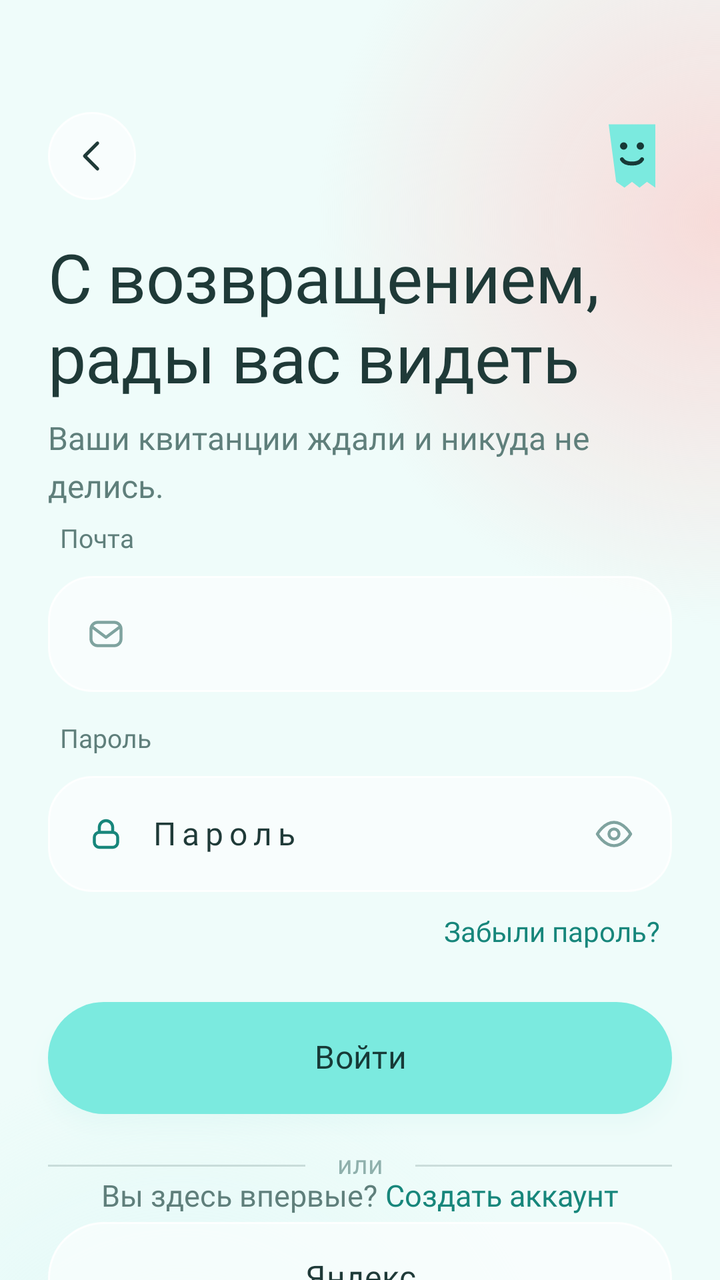
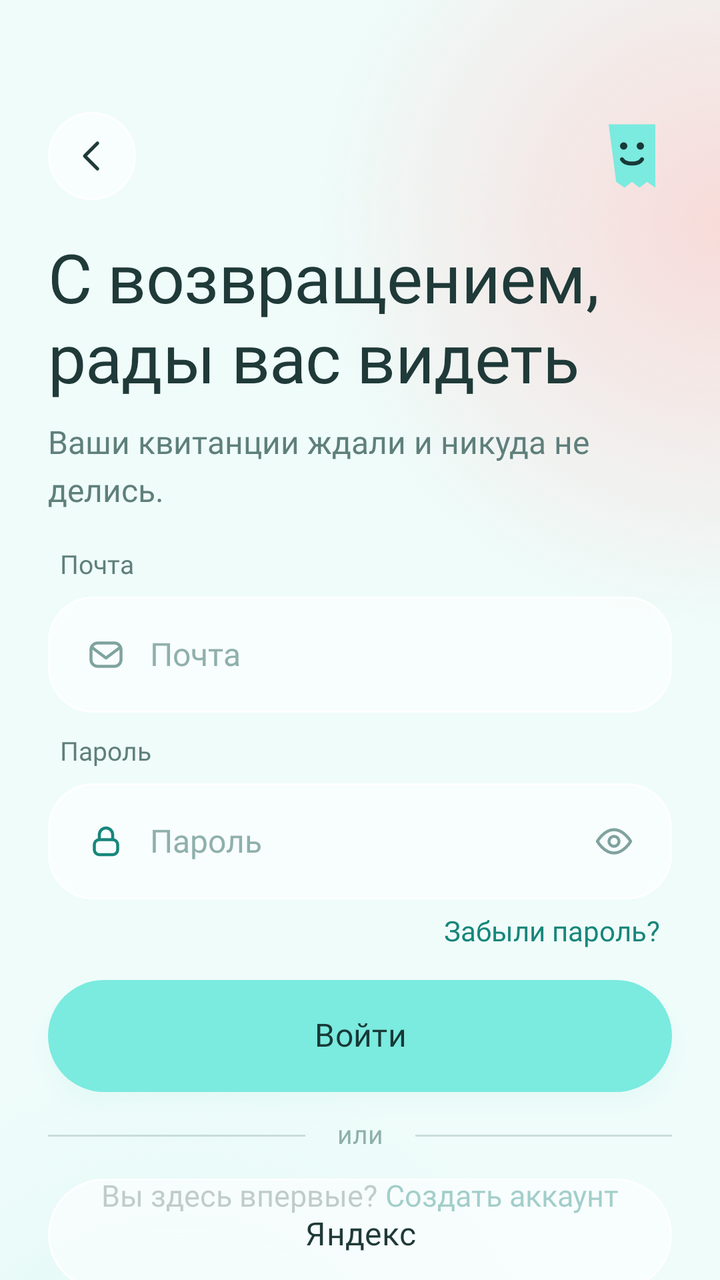

Two renders of the same Android screen: before a commit and after it. Below are the layout's source before the change and the commit's diff.
<!-- AndroidManifest.xml: application theme Theme.MyReceipts -->
<!-- res/layout/activity_login.xml -->
<?xml version="1.0" encoding="utf-8"?>
<androidx.constraintlayout.widget.ConstraintLayout
    xmlns:android="http://schemas.android.com/apk/res/android"
    xmlns:app="http://schemas.android.com/apk/res-auto"
    xmlns:tools="http://schemas.android.com/tools"
    android:id="@+id/root"
    android:layout_width="match_parent"
    android:layout_height="match_parent"
    android:background="@color/mr_bg"
    android:clipChildren="true"
    tools:context=".LoginActivity">

    
    <View
        android:layout_width="420dp"
        android:layout_height="420dp"
        android:layout_marginStart="150dp"
        android:layout_marginTop="-100dp"
        android:background="@drawable/bg_blob_pink"
        app:layout_constraintStart_toStartOf="parent"
        app:layout_constraintTop_toTopOf="parent" />

    <View
        android:layout_width="420dp"
        android:layout_height="420dp"
        android:layout_marginStart="-120dp"
        android:layout_marginTop="520dp"
        android:background="@drawable/bg_blob_mint_soft"
        app:layout_constraintStart_toStartOf="parent"
        app:layout_constraintTop_toTopOf="parent" />

    
    <FrameLayout
        android:id="@+id/btnBack"
        android:layout_width="44dp"
        android:layout_height="44dp"
        android:layout_marginStart="24dp"
        android:layout_marginTop="56dp"
        android:background="@drawable/bg_glass_circle"
        android:clickable="true"
        android:elevation="4dp"
        android:focusable="true"
        android:outlineAmbientShadowColor="@color/mr_glass_shadow"
        android:outlineSpotShadowColor="@color/mr_glass_shadow"
        app:layout_constraintStart_toStartOf="parent"
        app:layout_constraintTop_toTopOf="parent">
        <ImageView
            android:layout_width="22dp"
            android:layout_height="22dp"
            android:layout_gravity="center"
            android:contentDescription="@string/cd_back"
            android:src="@drawable/ic_back" />
    </FrameLayout>

    
    <ImageView
        android:layout_width="40dp"
        android:layout_height="40dp"
        android:layout_marginTop="58dp"
        android:layout_marginEnd="24dp"
        android:contentDescription="@string/cd_logo"
        android:src="@drawable/ic_logo"
        app:layout_constraintEnd_toEndOf="parent"
        app:layout_constraintTop_toTopOf="parent" />

    <TextView
        android:id="@+id/tvTitle"
        style="@style/MR.Text"
        android:layout_width="0dp"
        android:layout_height="wrap_content"
        android:layout_marginStart="24dp"
        android:layout_marginTop="120dp"
        android:layout_marginEnd="24dp"
        android:fontFamily="@font/nunito_extrabold"
        android:letterSpacing="-0.006"
        android:text="@string/login_title"
        android:textColor="@color/mr_text_primary"
        android:textSize="34sp"
        app:lineHeight="40sp"
        app:layout_constraintEnd_toEndOf="parent"
        app:layout_constraintStart_toStartOf="parent"
        app:layout_constraintTop_toTopOf="parent" />

    <TextView
        android:id="@+id/tvSubtitle"
        style="@style/MR.Text"
        android:layout_width="0dp"
        android:layout_height="wrap_content"
        android:layout_marginStart="24dp"
        android:layout_marginTop="210dp"
        android:layout_marginEnd="24dp"
        android:text="@string/login_subtitle"
        android:textColor="@color/mr_text_secondary"
        android:textSize="16sp"
        app:lineHeight="24sp"
        app:layout_constraintEnd_toEndOf="parent"
        app:layout_constraintStart_toStartOf="parent"
        app:layout_constraintTop_toTopOf="parent" />

    <TextView
        android:id="@+id/lblEmail"
        style="@style/MR.Text"
        android:layout_width="wrap_content"
        android:layout_height="wrap_content"
        android:layout_marginStart="30dp"
        android:layout_marginTop="262dp"
        android:fontFamily="@font/nunito_medium"
        android:text="@string/login_label_email"
        android:textColor="@color/mr_text_secondary"
        android:textSize="13sp"
        app:layout_constraintStart_toStartOf="parent"
        app:layout_constraintTop_toTopOf="parent" />

    <androidx.constraintlayout.widget.ConstraintLayout
        android:id="@+id/fieldEmail"
        android:layout_width="0dp"
        android:layout_height="58dp"
        android:layout_marginStart="24dp"
        android:layout_marginTop="288dp"
        android:layout_marginEnd="24dp"
        android:background="@drawable/bg_field"
        android:elevation="4dp"
        android:outlineAmbientShadowColor="@color/mr_glass_shadow"
        android:outlineSpotShadowColor="@color/mr_glass_shadow"
        app:layout_constraintEnd_toEndOf="parent"
        app:layout_constraintStart_toStartOf="parent"
        app:layout_constraintTop_toTopOf="parent">

        <ImageView
            android:id="@+id/fieldEmailIcon"
            android:layout_width="20dp"
            android:layout_height="20dp"
            android:layout_marginStart="19dp"
            android:contentDescription="@string/cd_icon_mail"
            android:src="@drawable/ic_mail_muted"
            app:layout_constraintBottom_toBottomOf="parent"
            app:layout_constraintStart_toStartOf="parent"
            app:layout_constraintTop_toTopOf="parent" />

        <EditText
            android:id="@+id/etEmail"
            style="@style/MR.Text"
            android:layout_width="0dp"
            android:layout_height="wrap_content"
            android:layout_marginStart="12dp"
            android:layout_marginEnd="8dp"
            android:autofillHints="emailAddress"
            android:background="@null"
            android:inputType="textEmailAddress"
            android:maxLines="1"
            android:padding="0dp"
            android:text="@string/login_email_sample"
            android:textColor="@color/mr_text_primary"
            android:textSize="16sp"
            app:layout_constraintBottom_toBottomOf="parent"
            app:layout_constraintEnd_toStartOf="parent"
            app:layout_constraintStart_toEndOf="@id/fieldEmailIcon"
            app:layout_constraintTop_toTopOf="parent" />

    </androidx.constraintlayout.widget.ConstraintLayout>

    <TextView
        android:id="@+id/lblPassword"
        style="@style/MR.Text"
        android:layout_width="wrap_content"
        android:layout_height="wrap_content"
        android:layout_marginStart="30dp"
        android:layout_marginTop="362dp"
        android:fontFamily="@font/nunito_medium"
        android:text="@string/login_label_password"
        android:textColor="@color/mr_text_secondary"
        android:textSize="13sp"
        app:layout_constraintStart_toStartOf="parent"
        app:layout_constraintTop_toTopOf="parent" />

    <androidx.constraintlayout.widget.ConstraintLayout
        android:id="@+id/fieldPassword"
        android:layout_width="0dp"
        android:layout_height="58dp"
        android:layout_marginStart="24dp"
        android:layout_marginTop="388dp"
        android:layout_marginEnd="24dp"
        android:background="@drawable/bg_field"
        android:elevation="4dp"
        android:outlineAmbientShadowColor="@color/mr_glass_shadow"
        android:outlineSpotShadowColor="@color/mr_glass_shadow"
        app:layout_constraintEnd_toEndOf="parent"
        app:layout_constraintStart_toStartOf="parent"
        app:layout_constraintTop_toTopOf="parent">

        <ImageView
            android:id="@+id/fieldPasswordIcon"
            android:layout_width="20dp"
            android:layout_height="20dp"
            android:layout_marginStart="19dp"
            android:contentDescription="@string/cd_icon_lock"
            android:src="@drawable/ic_lock_active"
            app:layout_constraintBottom_toBottomOf="parent"
            app:layout_constraintStart_toStartOf="parent"
            app:layout_constraintTop_toTopOf="parent" />

        <ImageView
            android:id="@+id/ivTogglePassword"
            android:layout_width="20dp"
            android:layout_height="20dp"
            android:layout_marginEnd="19dp"
            android:contentDescription="@string/cd_show_password"
            android:src="@drawable/ic_eye"
            app:layout_constraintBottom_toBottomOf="parent"
            app:layout_constraintEnd_toEndOf="parent"
            app:layout_constraintTop_toTopOf="parent" />

        <EditText
            android:id="@+id/etPassword"
            style="@style/MR.Text"
            android:layout_width="0dp"
            android:layout_height="wrap_content"
            android:layout_marginStart="12dp"
            android:layout_marginEnd="8dp"
            android:background="@null"
            android:maxLines="1"
            android:padding="0dp"
            android:text="@string/login_password_sample"
            android:textColor="@color/mr_text_primary"
            android:textSize="16sp"
            android:letterSpacing="0.19"
            app:layout_constraintBottom_toBottomOf="parent"
            app:layout_constraintEnd_toStartOf="@id/ivTogglePassword"
            app:layout_constraintStart_toEndOf="@id/fieldPasswordIcon"
            app:layout_constraintTop_toTopOf="parent" />

    </androidx.constraintlayout.widget.ConstraintLayout>

    
    <TextView
        android:id="@+id/tvForgot"
        style="@style/MR.Text"
        android:layout_width="wrap_content"
        android:layout_height="wrap_content"
        android:layout_marginTop="458dp"
        android:layout_marginEnd="30dp"
        android:fontFamily="@font/nunito_semibold"
        android:text="@string/login_forgot_password"
        android:textColor="@color/mr_link"
        android:textSize="14sp"
        app:layout_constraintEnd_toEndOf="parent"
        app:layout_constraintTop_toTopOf="parent" />

    
    <Button
        android:id="@+id/btnLogin"
        style="@style/MR.Text"
        android:layout_width="0dp"
        android:layout_height="56dp"
        android:layout_marginStart="24dp"
        android:layout_marginTop="501dp"
        android:layout_marginEnd="24dp"
        android:background="@drawable/ripple_button_primary"
        android:elevation="6dp"
        android:fontFamily="@font/nunito_bold"
        android:outlineAmbientShadowColor="@color/mr_button_shadow"
        android:outlineSpotShadowColor="@color/mr_button_shadow"
        android:stateListAnimator="@null"
        android:text="@string/login_button"
        android:textAllCaps="false"
        android:textColor="@color/mr_text_on_button"
        android:textSize="16sp"
        app:backgroundTint="@null"
        app:layout_constraintEnd_toEndOf="parent"
        app:layout_constraintStart_toStartOf="parent"
        app:layout_constraintTop_toTopOf="parent" />

    
    <TextView
        android:id="@+id/tvOr"
        style="@style/MR.Text"
        android:layout_width="wrap_content"
        android:layout_height="wrap_content"
        android:layout_marginTop="575dp"
        android:text="@string/login_or"
        android:textColor="@color/mr_hint"
        android:textSize="13sp"
        app:layout_constraintEnd_toEndOf="parent"
        app:layout_constraintStart_toStartOf="parent"
        app:layout_constraintTop_toTopOf="parent" />

    <View
        android:layout_width="0dp"
        android:layout_height="1dp"
        android:layout_marginStart="24dp"
        android:layout_marginEnd="16dp"
        android:background="@drawable/bg_divider"
        app:layout_constraintBottom_toBottomOf="@id/tvOr"
        app:layout_constraintEnd_toStartOf="@id/tvOr"
        app:layout_constraintStart_toStartOf="parent"
        app:layout_constraintTop_toTopOf="@id/tvOr" />

    <View
        android:layout_width="0dp"
        android:layout_height="1dp"
        android:layout_marginStart="16dp"
        android:layout_marginEnd="24dp"
        android:background="@drawable/bg_divider"
        app:layout_constraintBottom_toBottomOf="@id/tvOr"
        app:layout_constraintEnd_toEndOf="parent"
        app:layout_constraintStart_toEndOf="@id/tvOr"
        app:layout_constraintTop_toTopOf="@id/tvOr" />

    
    <Button
        android:id="@+id/btnYandex"
        style="@style/MR.Text"
        android:layout_width="0dp"
        android:layout_height="56dp"
        android:layout_marginStart="24dp"
        android:layout_marginTop="611dp"
        android:layout_marginEnd="24dp"
        android:background="@drawable/bg_button_glass"
        android:elevation="4dp"
        android:fontFamily="@font/nunito_bold"
        android:outlineAmbientShadowColor="@color/mr_glass_shadow"
        android:outlineSpotShadowColor="@color/mr_glass_shadow"
        android:stateListAnimator="@null"
        android:text="@string/login_yandex"
        android:textAllCaps="false"
        android:textColor="@color/mr_text_primary"
        android:textSize="16sp"
        app:backgroundTint="@null"
        app:layout_constraintEnd_toEndOf="parent"
        app:layout_constraintStart_toStartOf="parent"
        app:layout_constraintTop_toTopOf="parent" />

    
    <LinearLayout
        android:layout_width="wrap_content"
        android:layout_height="wrap_content"
        android:layout_marginBottom="33dp"
        android:gravity="center_vertical"
        android:orientation="horizontal"
        app:layout_constraintBottom_toBottomOf="parent"
        app:layout_constraintEnd_toEndOf="parent"
        app:layout_constraintStart_toStartOf="parent">

        <TextView
            style="@style/MR.Text"
            android:layout_width="wrap_content"
            android:layout_height="wrap_content"
            android:text="@string/login_no_account"
            android:textColor="@color/mr_text_secondary"
            android:textSize="15sp" />

        <TextView
            android:id="@+id/tvCreateAccount"
            style="@style/MR.Text"
            android:layout_width="wrap_content"
            android:layout_height="wrap_content"
            android:layout_marginStart="4dp"
            android:fontFamily="@font/nunito_semibold"
            android:text="@string/login_create_account"
            android:textColor="@color/mr_link"
            android:textSize="15sp" />
    </LinearLayout>

</androidx.constraintlayout.widget.ConstraintLayout>
<!-- resources referenced by this layout -->
<resources>
  <color name="mr_bg">#EFFCFA</color>
  <color name="mr_button_shadow">#4D3CC7B8</color>
  <color name="mr_glass_shadow">#14287870</color>
  <color name="mr_hint">#8FB0AC</color>
  <color name="mr_link">#17867B</color>
  <color name="mr_text_on_button">#173A37</color>
  <color name="mr_text_primary">#1F3A38</color>
  <color name="mr_text_secondary">#5F7F7B</color>
  <!-- drawable bg_divider (drawable) -->
  <?xml version="1.0" encoding="utf-8"?>
  <shape xmlns:android="http://schemas.android.com/apk/res/android" android:shape="rectangle">
      <solid android:color="@color/mr_divider" />
  </shape>
  <!-- drawable bg_field (drawable) -->
  <?xml version="1.0" encoding="utf-8"?>
  <shape xmlns:android="http://schemas.android.com/apk/res/android" android:shape="rectangle">
      <solid android:color="@color/mr_glass_fill" />
      <stroke android:width="1dp" android:color="@color/mr_glass_stroke" />
      <corners android:radius="22dp" />
  </shape>
  <!-- drawable bg_glass_circle (drawable) -->
  <?xml version="1.0" encoding="utf-8"?>
  <shape xmlns:android="http://schemas.android.com/apk/res/android" android:shape="oval">
      <solid android:color="@color/mr_glass_fill" />
      <stroke android:width="1dp" android:color="@color/mr_glass_stroke" />
  </shape>
  <!-- drawable ripple_button_primary (drawable) -->
  <?xml version="1.0" encoding="utf-8"?>
  <ripple xmlns:android="http://schemas.android.com/apk/res/android"
      android:color="#33FFFFFF">
      <item android:drawable="@drawable/bg_button_primary" />
  </ripple>
  <string name="cd_back">Назад</string>
  <string name="cd_icon_lock">Пароль</string>
  <string name="cd_icon_mail">Почта</string>
  <string name="cd_logo">Логотип MeReceipts</string>
  <string name="cd_show_password">Показать пароль</string>
  <string name="login_button">Войти</string>
  <string name="login_create_account">Создать аккаунт</string>
  <string name="login_email_sample">Почта</string>
  <string name="login_forgot_password">Забыли пароль?</string>
  <string name="login_label_email">Почта</string>
  <string name="login_label_password">Пароль</string>
  <string name="login_no_account">Вы здесь впервые?</string>
  <string name="login_or">или</string>
  <string name="login_password_sample">Пароль</string>
  <string name="login_subtitle">Ваши квитанции ждали и никуда не делись.</string>
  <string name="login_title">С возвращением,\nрады вас видеть</string>
  <string name="login_yandex">Яндекс</string>
  <style name="MR.Text" parent="">
          <item name="android:fontFamily">@font/nunito</item>
          <item name="android:includeFontPadding">false</item>
      </style>
  <style name="Theme.MyReceipts" parent="Base.Theme.MyReceipts" />
  <color name="mr_blob_mint_light_start">#8CD3F8F4</color>
  <color name="mr_blob_mint_light_end">#00D3F8F4</color>
  <color name="mr_blob_pink_start">#D9F8D5D3</color>
  <color name="mr_blob_pink_end">#00F8D5D3</color>
  <color name="mr_glass_fill">#99FFFFFF</color>
  <color name="mr_glass_stroke">#E6FFFFFF</color>
  <color name="mr_divider">#405F7F7B</color>
  <color name="mr_icon_muted">#7FA39F</color>
  <color name="mr_icon_active">#17867B</color>
  <color name="mr_turquoise">#7BEADF</color>
  <color name="mr_logo_face">#173A37</color>
  <!-- drawable bg_button_primary (drawable) -->
  <?xml version="1.0" encoding="utf-8"?>
  <shape xmlns:android="http://schemas.android.com/apk/res/android" android:shape="rectangle">
      <solid android:color="@color/mr_turquoise" />
      <corners android:radius="28dp" />
  </shape>
  <!-- unchanged entries left out for length: 9 -->
</resources>

<!-- the commit's change to res/layout/activity_login.xml (unified diff, before → after) -->
@@ -87,7 +87,7 @@
         android:layout_width="0dp"
         android:layout_height="wrap_content"
         android:layout_marginStart="24dp"
-        android:layout_marginTop="210dp"
+        android:layout_marginTop="12dp"
         android:layout_marginEnd="24dp"
         android:text="@string/login_subtitle"
         android:textColor="@color/mr_text_secondary"
@@ -95,7 +95,7 @@
         app:lineHeight="24sp"
         app:layout_constraintEnd_toEndOf="parent"
         app:layout_constraintStart_toStartOf="parent"
-        app:layout_constraintTop_toTopOf="parent" />
+        app:layout_constraintTop_toBottomOf="@id/tvTitle" />
 
     <TextView
         android:id="@+id/lblEmail"
@@ -103,20 +103,21 @@
         android:layout_width="wrap_content"
         android:layout_height="wrap_content"
         android:layout_marginStart="30dp"
-        android:layout_marginTop="262dp"
+        android:layout_marginTop="20dp"
+        android:labelFor="@id/etEmail"
         android:fontFamily="@font/nunito_medium"
         android:text="@string/login_label_email"
         android:textColor="@color/mr_text_secondary"
         android:textSize="13sp"
         app:layout_constraintStart_toStartOf="parent"
-        app:layout_constraintTop_toTopOf="parent" />
+        app:layout_constraintTop_toBottomOf="@id/tvSubtitle" />
 
     <androidx.constraintlayout.widget.ConstraintLayout
         android:id="@+id/fieldEmail"
         android:layout_width="0dp"
         android:layout_height="58dp"
         android:layout_marginStart="24dp"
-        android:layout_marginTop="288dp"
+        android:layout_marginTop="8dp"
         android:layout_marginEnd="24dp"
         android:background="@drawable/bg_field"
         android:elevation="4dp"
@@ -124,7 +125,7 @@
         android:outlineSpotShadowColor="@color/mr_glass_shadow"
         app:layout_constraintEnd_toEndOf="parent"
         app:layout_constraintStart_toStartOf="parent"
-        app:layout_constraintTop_toTopOf="parent">
+        app:layout_constraintTop_toBottomOf="@id/lblEmail">
 
         <ImageView
             android:id="@+id/fieldEmailIcon"
@@ -146,14 +147,16 @@
             android:layout_marginEnd="8dp"
             android:autofillHints="emailAddress"
             android:background="@null"
+            android:contentDescription="@string/cd_input_email"
             android:inputType="textEmailAddress"
             android:maxLines="1"
             android:padding="0dp"
-            android:text="@string/login_email_sample"
+            android:hint="@string/login_email_sample"
             android:textColor="@color/mr_text_primary"
+            android:textColorHint="@color/mr_hint"
             android:textSize="16sp"
             app:layout_constraintBottom_toBottomOf="parent"
-            app:layout_constraintEnd_toStartOf="parent"
+            app:layout_constraintEnd_toEndOf="parent"
             app:layout_constraintStart_toEndOf="@id/fieldEmailIcon"
             app:layout_constraintTop_toTopOf="parent" />
 
@@ -165,20 +168,21 @@
         android:layout_width="wrap_content"
         android:layout_height="wrap_content"
         android:layout_marginStart="30dp"
-        android:layout_marginTop="362dp"
+        android:layout_marginTop="12dp"
+        android:labelFor="@id/etPassword"
         android:fontFamily="@font/nunito_medium"
         android:text="@string/login_label_password"
         android:textColor="@color/mr_text_secondary"
         android:textSize="13sp"
         app:layout_constraintStart_toStartOf="parent"
-        app:layout_constraintTop_toTopOf="parent" />
+        app:layout_constraintTop_toBottomOf="@id/fieldEmail" />
 
     <androidx.constraintlayout.widget.ConstraintLayout
         android:id="@+id/fieldPassword"
         android:layout_width="0dp"
         android:layout_height="58dp"
         android:layout_marginStart="24dp"
-        android:layout_marginTop="388dp"
+        android:layout_marginTop="8dp"
         android:layout_marginEnd="24dp"
         android:background="@drawable/bg_field"
         android:elevation="4dp"
@@ -186,7 +190,7 @@
         android:outlineSpotShadowColor="@color/mr_glass_shadow"
         app:layout_constraintEnd_toEndOf="parent"
         app:layout_constraintStart_toStartOf="parent"
-        app:layout_constraintTop_toTopOf="parent">
+        app:layout_constraintTop_toBottomOf="@id/lblPassword">
 
         <ImageView
             android:id="@+id/fieldPasswordIcon"
@@ -204,7 +208,9 @@
             android:layout_width="20dp"
             android:layout_height="20dp"
             android:layout_marginEnd="19dp"
+            android:clickable="true"
             android:contentDescription="@string/cd_show_password"
+            android:focusable="true"
             android:src="@drawable/ic_eye"
             app:layout_constraintBottom_toBottomOf="parent"
             app:layout_constraintEnd_toEndOf="parent"
@@ -220,10 +226,12 @@
             android:background="@null"
             android:maxLines="1"
             android:padding="0dp"
-            android:text="@string/login_password_sample"
+            android:contentDescription="@string/cd_input_password"
+            android:hint="@string/login_password_sample"
             android:textColor="@color/mr_text_primary"
+            android:textColorHint="@color/mr_hint"
             android:textSize="16sp"
-            android:letterSpacing="0.19"
+            android:inputType="textPassword"
             app:layout_constraintBottom_toBottomOf="parent"
             app:layout_constraintEnd_toStartOf="@id/ivTogglePassword"
             app:layout_constraintStart_toEndOf="@id/fieldPasswordIcon"
@@ -237,14 +245,14 @@
         style="@style/MR.Text"
         android:layout_width="wrap_content"
         android:layout_height="wrap_content"
-        android:layout_marginTop="458dp"
+        android:layout_marginTop="8dp"
         android:layout_marginEnd="30dp"
         android:fontFamily="@font/nunito_semibold"
         android:text="@string/login_forgot_password"
         android:textColor="@color/mr_link"
         android:textSize="14sp"
         app:layout_constraintEnd_toEndOf="parent"
-        app:layout_constraintTop_toTopOf="parent" />
+        app:layout_constraintTop_toBottomOf="@id/fieldPassword" />
 
     
     <Button
@@ -253,7 +261,7 @@
         android:layout_width="0dp"
         android:layout_height="56dp"
         android:layout_marginStart="24dp"
-        android:layout_marginTop="501dp"
+        android:layout_marginTop="16dp"
         android:layout_marginEnd="24dp"
         android:background="@drawable/ripple_button_primary"
         android:elevation="6dp"
@@ -268,7 +276,7 @@
         app:backgroundTint="@null"
         app:layout_constraintEnd_toEndOf="parent"
         app:layout_constraintStart_toStartOf="parent"
-        app:layout_constraintTop_toTopOf="parent" />
+        app:layout_constraintTop_toBottomOf="@id/tvForgot" />
 
     
     <TextView
@@ -276,13 +284,13 @@
         style="@style/MR.Text"
         android:layout_width="wrap_content"
         android:layout_height="wrap_content"
-        android:layout_marginTop="575dp"
+        android:layout_marginTop="14dp"
         android:text="@string/login_or"
         android:textColor="@color/mr_hint"
         android:textSize="13sp"
         app:layout_constraintEnd_toEndOf="parent"
         app:layout_constraintStart_toStartOf="parent"
-        app:layout_constraintTop_toTopOf="parent" />
+        app:layout_constraintTop_toBottomOf="@id/btnLogin" />
 
     <View
         android:layout_width="0dp"
@@ -313,7 +321,7 @@
         android:layout_width="0dp"
         android:layout_height="56dp"
         android:layout_marginStart="24dp"
-        android:layout_marginTop="611dp"
+        android:layout_marginTop="14dp"
         android:layout_marginEnd="24dp"
         android:background="@drawable/bg_button_glass"
         android:elevation="4dp"
@@ -328,7 +336,7 @@
         app:backgroundTint="@null"
         app:layout_constraintEnd_toEndOf="parent"
         app:layout_constraintStart_toStartOf="parent"
-        app:layout_constraintTop_toTopOf="parent" />
+        app:layout_constraintTop_toBottomOf="@id/tvOr" />
 
     
     <LinearLayout
<!-- resource entries referenced after the edit -->
@@ -35,8 +35,10 @@
   <string name="cd_back">Назад</string>
   <string name="cd_icon_lock">Пароль</string>
   <string name="cd_icon_mail">Почта</string>
+  <string name="cd_input_email">Поле ввода электронной почты</string>
+  <string name="cd_input_password">Поле ввода пароля</string>
   <string name="cd_logo">Логотип MeReceipts</string>
-  <string name="cd_show_password">Показать пароль</string>
+  <string name="cd_show_password">Показать пароль, поле %1$s</string>
   <string name="login_button">Войти</string>
   <string name="login_create_account">Создать аккаунт</string>
   <string name="login_email_sample">Почта</string>
